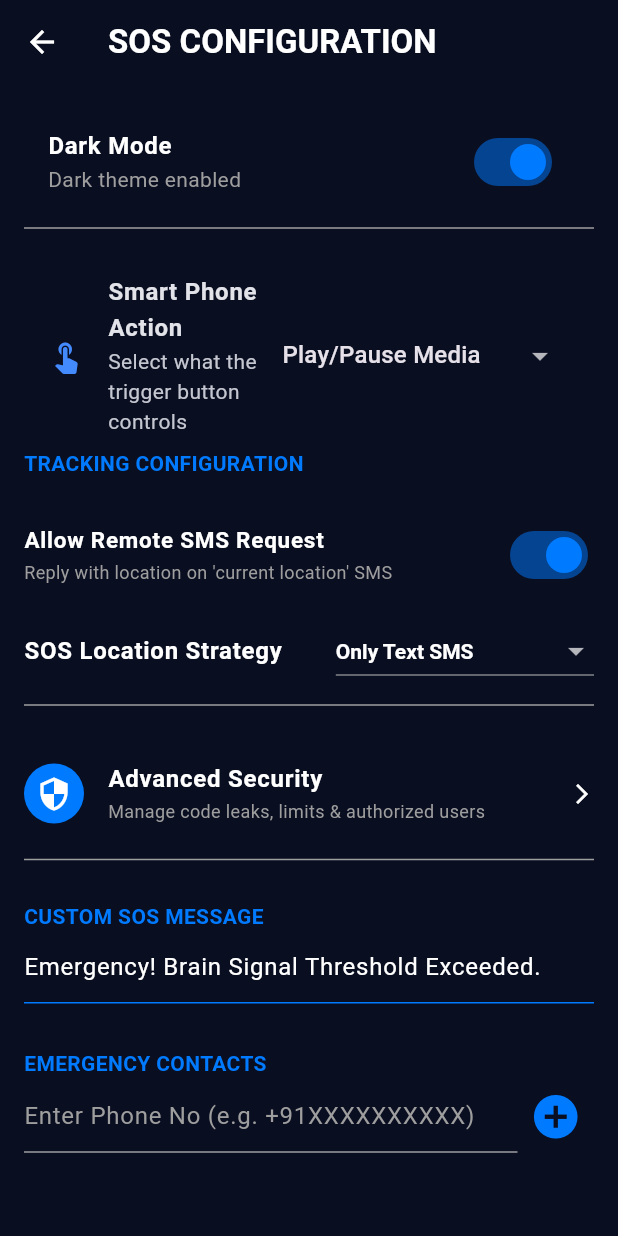
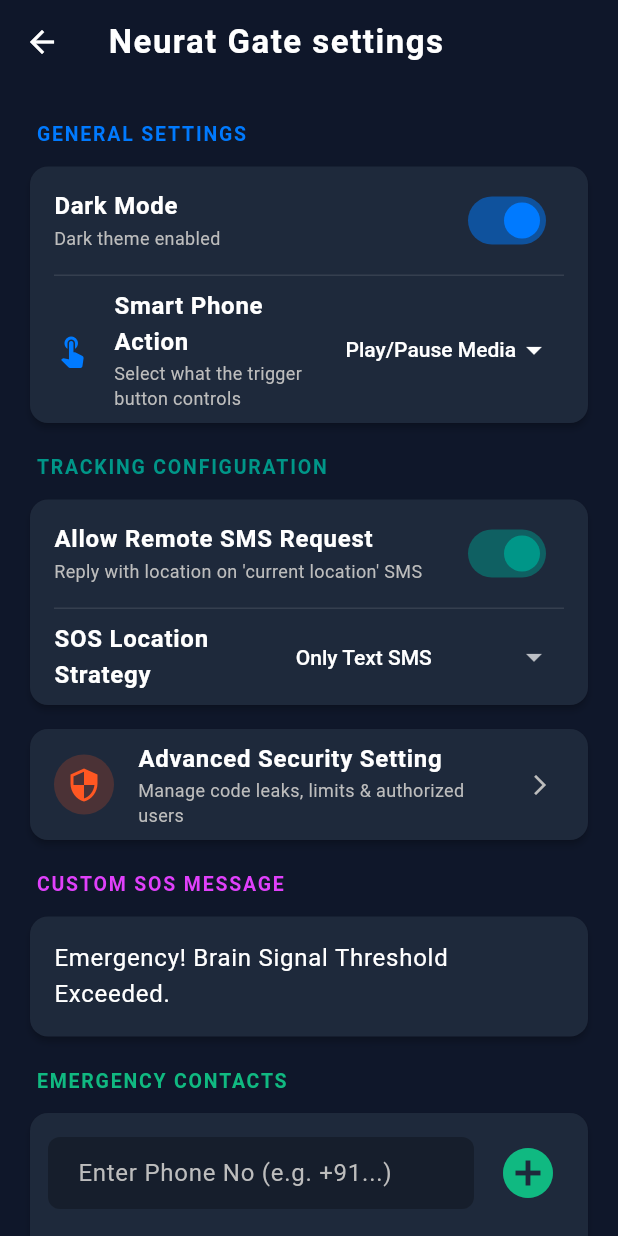
Before and after one commit to abhay24singh/neural, a Flutter app: the SettingsPage screen opened directly, on a phone screen of 412 x 824 dp. Run offline on Flutter 3.47's test engine with Material 3 defaults, Android fonts, the phone set to English and light mode, and no system bars; our stand-ins replace flutter_blue_plus, flutter_local_notifications, geolocator, permission_handler, shared_preferences; missing offline and left inert: flutter_background_service, telephony; accounts and stored records are empty.

Commit message:
better ui all set except backgroundhandler

```diff
--- a/lib/controllers/neural_controller.dart
+++ b/lib/controllers/neural_controller.dart
@@ -762,7 +762,7 @@ class NeuralController extends ChangeNotifier {
       barrierDismissible: false,
       builder: (context) => AlertDialog(
         title: const Text("🚨 Code Leak Detected!"),
-        content: Text("Number: $ownerNum ka code limit cross kar chuka hai aur block ho gaya hai.\n\nKya aap naya code generate karke is user ko bhejna chahte hain?"),
+        content: Text("Security Limit Reached! Number $ownerNum has been blocked due to multiple code leaks.\n\nGenerate and send a new code?"),
         actions: [
           TextButton(
             onPressed: () async {
--- a/lib/main.dart
+++ b/lib/main.dart
@@ -211,12 +211,6 @@ class _HomeScreenState extends State<HomeScreen> {
     }
   } */
 
-// ============================================================================
-// ⚙️ 1. BACKGROUND HANDLER (MUST LIVE IN MAIN.DART)
-// ============================================================================
-// ============================================================================
-// ⚙️ 1. BACKGROUND HANDLER (MUST LIVE IN MAIN.DART)
-// ============================================================================
 // ============================================================================
 // ⚙️ 1. BACKGROUND HANDLER (MUST LIVE IN MAIN.DART)
 // ============================================================================
--- a/lib/settings_page.dart
+++ b/lib/settings_page.dart
@@ -2,7 +2,7 @@ import 'package:flutter/material.dart';
 import 'package:shared_preferences/shared_preferences.dart';
 import 'package:provider/provider.dart';
 import 'controllers/neural_controller.dart';
-import 'advanced_settings_screen.dart'; // 🔥 Import for Advanced Settings Screen
+import 'advanced_settings_screen.dart';
 
 class SettingsPage extends StatefulWidget {
   const SettingsPage({super.key});
@@ -34,7 +34,6 @@ class _SettingsPageState extends State<SettingsPage> {
     });
   }
 
-  // Data save karna
   // Data save karna aur Dic1 mein add karna
   _saveSettings() async {
     SharedPreferences prefs = await SharedPreferences.getInstance();
@@ -58,106 +57,131 @@ class _SettingsPageState extends State<SettingsPage> {
     );
   }
 
+  // --- UI HELPER WIDGET (UPDATED) ---
+  // Ab ye function ek 'color' parameter bhi leta hai
+  Widget _buildSectionHeader(String title, Color sectionColor) {
+    return Padding(
+      padding: const EdgeInsets.only(left: 8.0, bottom: 8.0, top: 16.0),
+      child: Text(
+        title,
+        style: TextStyle(
+          color: sectionColor,
+          fontSize: 13,
+          fontWeight: FontWeight.bold,
+          letterSpacing: 1.2
+        ),
+      ),
+    );
+  }
+
   @override
   Widget build(BuildContext context) {
-    Color bgColor = _isDarkMode ? const Color(0xFF0A0E21) : Colors.white;
+    // Dynamic Colors based on Dark/Light mode
+    Color bgColor = _isDarkMode ? const Color(0xFF0F172A) : const Color(0xFFF3F4F6);
+    Color cardColor = _isDarkMode ? const Color(0xFF1E293B) : Colors.white;
     Color textColor = _isDarkMode ? Colors.white : Colors.black87;
+    Color subtitleColor = _isDarkMode ? Colors.grey.shade400 : Colors.grey.shade600;
+    Color dividerColor = _isDarkMode ? Colors.white10 : Colors.black12;
+
+    // Define Vibrant Section Colors
+    Color generalColor = const Color(0xFF007AFF); // Blue
+    Color trackingColor = Colors.teal;           // Greenish
+    Color securityColor = Colors.deepOrange;     // Orange/Red
+    Color messageColor = Colors.purpleAccent;    // Purple
+    Color contactsColor = const Color(0xFF10B981); // Emerald Green
 
     return Scaffold(
       backgroundColor: bgColor,
       appBar: AppBar(
-        title: Text("SOS CONFIGURATION", style: TextStyle(color: textColor, fontWeight: FontWeight.bold)),
+        title: Text("Neurat Gate settings", style: TextStyle(color: textColor, fontWeight: FontWeight.bold, letterSpacing: 1)),
         backgroundColor: Colors.transparent,
         elevation: 0,
         iconTheme: IconThemeData(color: textColor),
       ),
-      body: Padding(
-        padding: const EdgeInsets.all(16.0),
-        child: ListView(
+      body: ListView(
+        padding: const EdgeInsets.symmetric(horizontal: 16.0, vertical: 8.0),
         children: [
+
           // ---------------------------------------------------------
-            // 1. THEME SWITCH
+          // 1. GENERAL SETTINGS (BLUE)
           // ---------------------------------------------------------
+          _buildSectionHeader('GENERAL SETTINGS', generalColor),
+          Card(
+            color: cardColor,
+            elevation: 2,
+            shape: RoundedRectangleBorder(borderRadius: BorderRadius.circular(12)),
+            child: Column(
+              children: [
                 SwitchListTile(
-              title: Text(
-                "Dark Mode",
-                style: TextStyle(color: textColor, fontWeight: FontWeight.bold, fontSize: 16)
-              ),
-              subtitle: Text(
-                _isDarkMode ? "Dark theme enabled" : "Light theme enabled",
-                style: const TextStyle(color: Colors.grey),
-              ),
+                  title: Text("Dark Mode", style: TextStyle(color: textColor, fontWeight: FontWeight.w600)),
+                  subtitle: Text(_isDarkMode ? "Dark theme enabled" : "Light theme enabled", style: TextStyle(color: subtitleColor, fontSize: 12)),
                   value: _isDarkMode,
-              activeThumbColor: const Color(0xFF007AFF),
+                  activeColor: generalColor,
                   onChanged: (bool value) {
                     Provider.of<NeuralController>(context, listen: false).toggleTheme(value);
-                setState(() {
-                  _isDarkMode = value;
-                });
+                    setState(() => _isDarkMode = value);
                     _saveSettings();
                   },
                 ),
+                Divider(color: dividerColor, height: 1, indent: 16, endIndent: 16),
 
-            const Divider(color: Colors.grey),
-            const SizedBox(height: 15),
-            // ⚙️ SMART PHONE ACTION SELECTOR
-// =================================================================
-// 📱 NAYA SETTING: SMART PHONE ACTION SELECTOR
-// =================================================================
                 Consumer<NeuralController>(
                   builder: (context, controller, _) {
                     return ListTile(
-      leading: const Icon(Icons.touch_app, color: Colors.blueAccent),
-      title: const Text(
-        "Smart Phone Action",
-        style: TextStyle(fontWeight: FontWeight.bold)
-      ),
-      subtitle: const Text("Select what the trigger button controls"),
-      trailing: DropdownButton<String>(
-        value: controller.smartPhoneAction, // Ye naya variable padhega
-        underline: const SizedBox(),
+                      leading: Icon(Icons.touch_app, color: generalColor),
+                      title: Text("Smart Phone Action", style: TextStyle(color: textColor, fontWeight: FontWeight.w600)),
+                      subtitle: Text("Select what the trigger button controls", style: TextStyle(color: subtitleColor, fontSize: 12)),
+                      trailing: DropdownButtonHideUnderline(
+                        child: DropdownButton<String>(
+                          dropdownColor: cardColor,
+                          icon: Icon(Icons.arrow_drop_down, color: textColor),
+                          style: TextStyle(color: textColor, fontWeight: FontWeight.w500),
+                          value: controller.smartPhoneAction,
                           items: const [
                             DropdownMenuItem(value: "media", child: Text("Play/Pause Media")),
-          DropdownMenuItem(value: "call_pick", child: Text("Toggle Call (Pick/Cut)")),
-          DropdownMenuItem(value: "flashlight", child: Text("Toggle Flashlight")),
+                            DropdownMenuItem(value: "call_pick", child: Text("Toggle Call")),
+                            DropdownMenuItem(value: "flashlight", child: Text("Flashlight")),
                             DropdownMenuItem(value: "assistant", child: Text("Voice Assistant")),
-          DropdownMenuItem(value: "volume_up", child: Text("Increase Volume")),
-          DropdownMenuItem(value: "volume_down", child: Text("Decrease Volume")),
+                            DropdownMenuItem(value: "volume_up", child: Text("Volume +")),
+                            DropdownMenuItem(value: "volume_down", child: Text("Volume -")),
                           ],
                           onChanged: (String? newValue) {
-          if (newValue != null) {
-            // Ye Dropdown change hone par memory mein save karega
-            controller.setSmartPhoneAction(newValue);
-          }
+                            if (newValue != null) controller.setSmartPhoneAction(newValue);
                           },
+                        ),
                       ),
                     );
                   },
                 ),
-// =================================================================
+              ],
+            ),
+          ),
+
           // ---------------------------------------------------------
-            // 2. TRACKING CONFIGURATION
+          // 2. TRACKING CONFIGURATION (TEAL)
           // ---------------------------------------------------------
-            const Text("TRACKING CONFIGURATION", style: TextStyle(color: Color(0xFF007AFF), fontWeight: FontWeight.bold)),
-            const SizedBox(height: 15),
-
-            // 2A. Remote Request (On-Demand) Toggle
+          _buildSectionHeader('TRACKING CONFIGURATION', trackingColor),
+          Card(
+            color: cardColor,
+            elevation: 2,
+            shape: RoundedRectangleBorder(borderRadius: BorderRadius.circular(12)),
+            child: Column(
+              children: [
                 SwitchListTile(
-              contentPadding: EdgeInsets.zero,
-              title: Text("Allow Remote SMS Request", style: TextStyle(color: textColor, fontSize: 15, fontWeight: FontWeight.bold)),
-              subtitle: const Text("Reply with location on 'current location' SMS", style: TextStyle(color: Colors.grey, fontSize: 12)),
+                  title: Text("Allow Remote SMS Request", style: TextStyle(color: textColor, fontWeight: FontWeight.w600)),
+                  subtitle: Text("Reply with location on 'current location' SMS", style: TextStyle(color: subtitleColor, fontSize: 12)),
                   value: Provider.of<NeuralController>(context).isRemoteRequestEnabled,
-              activeThumbColor: const Color(0xFF007AFF),
+                  activeColor: trackingColor,
                   onChanged: (v) => Provider.of<NeuralController>(context, listen: false).toggleRemoteRequest(v),
                 ),
+                Divider(color: dividerColor, height: 1, indent: 16, endIndent: 16),
 
-            // 2B. Location Strategy Dropdown (Static, Auto-Update, etc.)
                 ListTile(
-              contentPadding: EdgeInsets.zero,
-              title: Text("SOS Location Strategy", style: TextStyle(color: textColor, fontWeight: FontWeight.bold)),
-              trailing: DropdownButton<String>(
-                dropdownColor: bgColor,
-                style: TextStyle(color: textColor, fontWeight: FontWeight.bold),
+                  title: Text("SOS Location Strategy", style: TextStyle(color: textColor, fontWeight: FontWeight.w600)),
+                  trailing: DropdownButtonHideUnderline(
+                    child: DropdownButton<String>(
+                      dropdownColor: cardColor,
+                      style: TextStyle(color: textColor, fontWeight: FontWeight.w500),
                       value: Provider.of<NeuralController>(context).locationStrategy,
                       items: const [
                         DropdownMenuItem(value: "off", child: Text("Only Text SMS")),
@@ -167,67 +191,83 @@ Consumer<NeuralController>(
                       onChanged: (v) => Provider.of<NeuralController>(context, listen: false).setLocationStrategy(v!),
                     ),
                   ),
+                ),
 
-            // 2C. Distance Selection (Sirf tab dikhega jab Auto-Update select hoga)
-            if (Provider.of<NeuralController>(context).locationStrategy == "auto")
+                if (Provider.of<NeuralController>(context).locationStrategy == "auto") ...[
+                  Divider(color: dividerColor, height: 1, indent: 16, endIndent: 16),
                   ListTile(
-                contentPadding: EdgeInsets.zero,
-                title: Text("Update Distance Threshold", style: TextStyle(color: textColor, fontWeight: FontWeight.bold)),
-                trailing: DropdownButton<double>(
-                  dropdownColor: bgColor,
-                  style: TextStyle(color: textColor, fontWeight: FontWeight.bold),
+                    title: Text("Update Distance Threshold", style: TextStyle(color: textColor, fontWeight: FontWeight.w600)),
+                    trailing: DropdownButtonHideUnderline(
+                      child: DropdownButton<double>(
+                        dropdownColor: cardColor,
+                        style: TextStyle(color: textColor, fontWeight: FontWeight.w500),
                         value: Provider.of<NeuralController>(context).distanceThreshold,
                         items: [0.5, 1.0, 2.0, 5.0].map((e) => DropdownMenuItem(value: e, child: Text("$e KM"))).toList(),
                         onChanged: (v) => Provider.of<NeuralController>(context, listen: false).setDistanceThreshold(v!),
                       ),
                     ),
-
-            const Divider(color: Colors.grey),
-            const SizedBox(height: 15),
+                  ),
+                ],
+              ],
+            ),
+          ),
 
           // ---------------------------------------------------------
-            // 🔥 2D. ADVANCED SECURITY SETTINGS BUTTON (NEW)
+          // 3. ADVANCED SECURITY (ORANGE)
           // ---------------------------------------------------------
-            ListTile(
-              contentPadding: EdgeInsets.zero,
-              leading: const CircleAvatar(
-                backgroundColor: Color(0xFF007AFF),
-                child: Icon(Icons.security, color: Colors.white),
+          const SizedBox(height: 8),
+          Card(
+            color: cardColor,
+            elevation: 2,
+            shape: RoundedRectangleBorder(borderRadius: BorderRadius.circular(12)),
+            child: ListTile(
+              leading: CircleAvatar(
+                backgroundColor: securityColor.withOpacity(0.2),
+                child: Icon(Icons.security, color: securityColor),
               ),
-              title: Text("Advanced Security", style: TextStyle(color: textColor, fontWeight: FontWeight.bold)),
-              subtitle: const Text("Manage code leaks, limits & authorized users", style: TextStyle(color: Colors.grey, fontSize: 12)),
-              trailing: Icon(Icons.arrow_forward_ios, size: 16, color: textColor),
-              onTap: () {
-                Navigator.push(
-                  context,
-                  MaterialPageRoute(builder: (context) => AdvancedSettingsScreen()),
-                );
-              },
+              title: Text("Advanced Security Setting", style: TextStyle(color: textColor, fontWeight: FontWeight.w600)),
+              subtitle: Text("Manage code leaks, limits & authorized users", style: TextStyle(color: subtitleColor, fontSize: 12)),
+              trailing: Icon(Icons.arrow_forward_ios, size: 16, color: subtitleColor),
+              onTap: () => Navigator.push(context, MaterialPageRoute(builder: (context) => const AdvancedSettingsScreen())),
+            ),
           ),
 
-            const Divider(color: Colors.grey),
-            const SizedBox(height: 20),
+          // ---------------------------------------------------------
+          // 4. CUSTOM SOS MESSAGE (PURPLE)
+          // ---------------------------------------------------------
+          _buildSectionHeader('CUSTOM SOS MESSAGE', messageColor),
+          Card(
+            color: cardColor,
+            elevation: 2,
+            shape: RoundedRectangleBorder(borderRadius: BorderRadius.circular(12)),
+            child: Padding(
+              padding: const EdgeInsets.symmetric(horizontal: 16.0, vertical: 8.0),
+              child: TextField(
+                controller: _msgController,
+                style: TextStyle(color: textColor),
+                maxLines: null,
+                cursorColor: messageColor,
+                decoration: InputDecoration(
+                  hintText: "Type your emergency message here...",
+                  hintStyle: TextStyle(color: subtitleColor),
+                  border: InputBorder.none,
+                ),
+              ),
+            ),
+          ),
 
           // ---------------------------------------------------------
-            // 3. CUSTOM SOS MESSAGE
+          // 5. EMERGENCY CONTACTS (EMERALD GREEN)
           // ---------------------------------------------------------
-            const Text("CUSTOM SOS MESSAGE", style: TextStyle(color: Color(0xFF007AFF), fontWeight: FontWeight.bold)),
-            TextField(
-              controller: _msgController,
-              style: TextStyle(color: textColor),
-              decoration: const InputDecoration(
-                hintText: "Type your emergency message here...",
-                hintStyle: TextStyle(color: Colors.grey),
-                enabledBorder: UnderlineInputBorder(borderSide: BorderSide(color: Color(0xFF007AFF))),
-                focusedBorder: UnderlineInputBorder(borderSide: BorderSide(color: Color(0xFF007AFF), width: 2)),
-              ),
-            ),
-            const SizedBox(height: 30),
-
-            // ---------------------------------------------------------
-            // 4. EMERGENCY CONTACTS
-            // ---------------------------------------------------------
-            const Text("EMERGENCY CONTACTS", style: TextStyle(color: Color(0xFF007AFF), fontWeight: FontWeight.bold)),
+          _buildSectionHeader('EMERGENCY CONTACTS', contactsColor),
+          Card(
+            color: cardColor,
+            elevation: 2,
+            shape: RoundedRectangleBorder(borderRadius: BorderRadius.circular(12)),
+            child: Padding(
+              padding: const EdgeInsets.all(12.0),
+              child: Column(
+                children: [
                   Row(
                     children: [
                       Expanded(
@@ -235,27 +275,39 @@ Consumer<NeuralController>(
                           controller: _phoneController,
                           keyboardType: TextInputType.phone,
                           style: TextStyle(color: textColor),
-                    decoration: const InputDecoration(
-                      hintText: "Enter Phone No (e.g. +91XXXXXXXXXX)",
-                      hintStyle: TextStyle(color: Colors.grey),
-                      enabledBorder: UnderlineInputBorder(borderSide: BorderSide(color: Colors.grey)),
-                      focusedBorder: UnderlineInputBorder(borderSide: BorderSide(color: Color(0xFF007AFF))),
+                          cursorColor: contactsColor,
+                          decoration: InputDecoration(
+                            hintText: "Enter Phone No (e.g. +91...)",
+                            hintStyle: TextStyle(color: subtitleColor),
+                            filled: true,
+                            fillColor: _isDarkMode ? Colors.black26 : Colors.grey.shade100,
+                            border: OutlineInputBorder(
+                              borderRadius: BorderRadius.circular(8),
+                              borderSide: BorderSide.none,
+                            ),
+                            contentPadding: const EdgeInsets.symmetric(horizontal: 16, vertical: 0),
                           ),
                         ),
                       ),
+                      const SizedBox(width: 8),
                       IconButton(
-                  icon: const Icon(Icons.add_circle, color: Color(0xFF007AFF), size: 35),
+                        icon: Icon(Icons.add_circle, color: contactsColor, size: 40),
                         onPressed: () {
                           if (_phoneController.text.isNotEmpty) {
-                      setState(() => _contacts.add(_phoneController.text));
+                            setState(() => _contacts.add(_phoneController.text.trim()));
                             _phoneController.clear();
                           }
                         },
                       )
                     ],
                   ),
+                  const SizedBox(height: 10),
 
-            const SizedBox(height: 10),
+                  if (_contacts.isEmpty)
+                    Padding(
+                      padding: const EdgeInsets.all(16.0),
+                      child: Text("No contacts added yet.", style: TextStyle(color: subtitleColor)),
+                    ),
 
                   ListView.builder(
                     shrinkWrap: true,
@@ -264,9 +316,10 @@ Consumer<NeuralController>(
                     itemBuilder: (context, index) => Card(
                       color: _isDarkMode ? Colors.white10 : Colors.grey.shade200,
                       elevation: 0,
-                shape: RoundedRectangleBorder(borderRadius: BorderRadius.circular(10)),
+                      margin: const EdgeInsets.symmetric(vertical: 4),
+                      shape: RoundedRectangleBorder(borderRadius: BorderRadius.circular(8)),
                       child: ListTile(
-                  leading: Icon(Icons.person, color: _isDarkMode ? Colors.white70 : Colors.black54),
+                        leading: Icon(Icons.person, color: contactsColor),
                         title: Text(_contacts[index], style: TextStyle(color: textColor, fontWeight: FontWeight.bold)),
                         trailing: IconButton(
                           icon: const Icon(Icons.remove_circle, color: Colors.redAccent),
@@ -275,28 +328,32 @@ Consumer<NeuralController>(
                       ),
                     ),
                   ),
+                ],
+              ),
+            ),
+          ),
 
-            const SizedBox(height: 40),
+          const SizedBox(height: 30),
 
           // ---------------------------------------------------------
-            // 5. SAVE BUTTON
+          // 6. SAVE BUTTON (STAYS BLUE FOR PRIMARY ACTION)
           // ---------------------------------------------------------
           SizedBox(
             width: double.infinity,
             height: 55,
             child: ElevatedButton(
               style: ElevatedButton.styleFrom(
-                  backgroundColor: const Color(0xFF007AFF),
-                  shape: RoundedRectangleBorder(borderRadius: BorderRadius.circular(15)),
-                  elevation: 5,
-                  shadowColor: const Color(0xFF007AFF).withOpacity(0.5)
+                backgroundColor: generalColor,
+                shape: RoundedRectangleBorder(borderRadius: BorderRadius.circular(12)),
+                elevation: 3,
+                shadowColor: generalColor.withOpacity(0.5)
               ),
               onPressed: _saveSettings,
               child: const Text("SAVE CONFIGURATION", style: TextStyle(color: Colors.white, fontWeight: FontWeight.bold, fontSize: 16, letterSpacing: 1)),
             ),
-            )
+          ),
+          const SizedBox(height: 20),
         ],
-        ),
       ),
     );
   }
```
Also changed, not shown: lib/advanced_settings_screen.dart (+62 -68 lines). Lines whose indentation alone changed are shown as unchanged.
